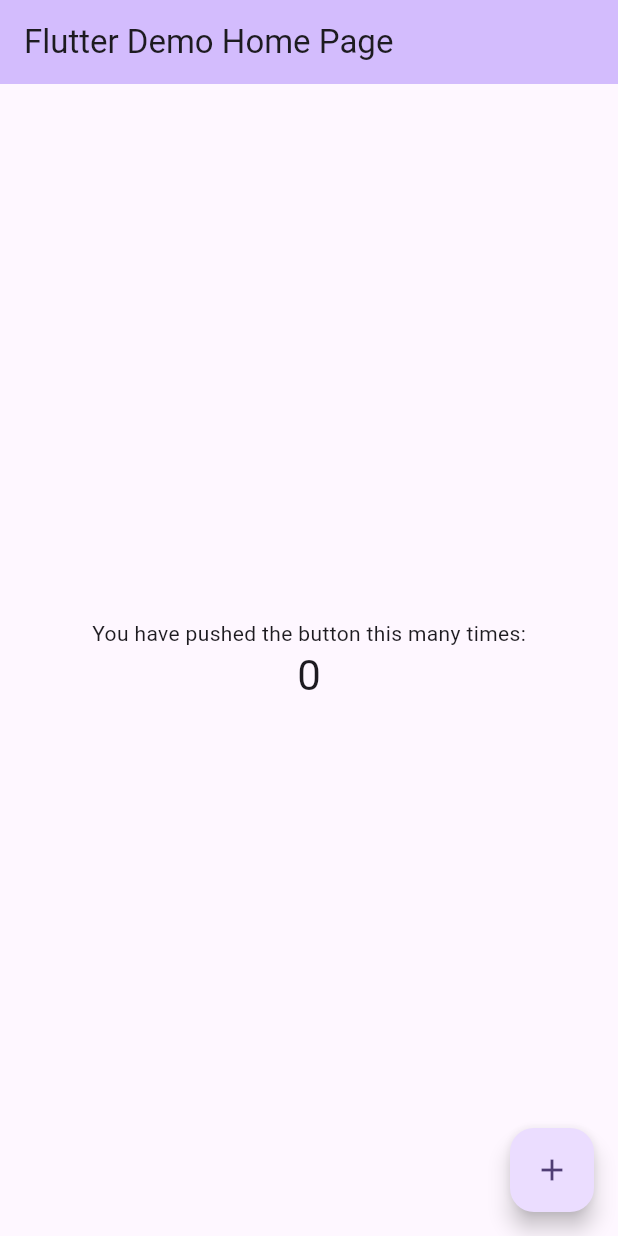
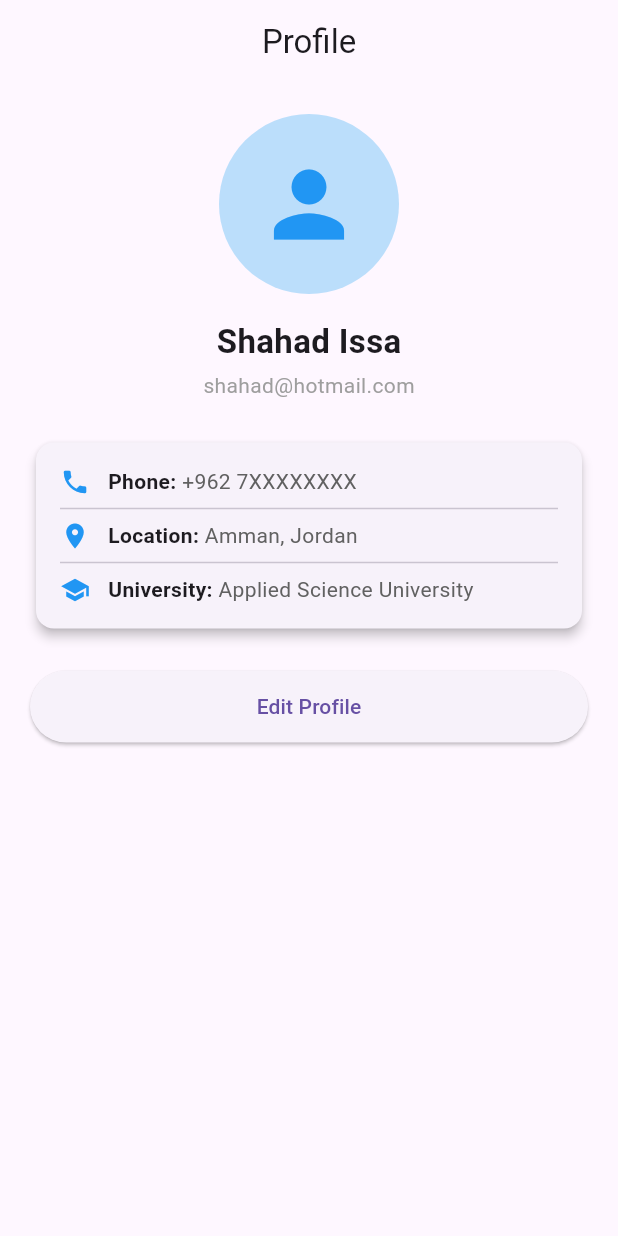
Before and after one commit to shahadbitar/KayanHr, a Flutter app: the screen it shows after launch, on a phone screen of 412 x 824 dp. Run offline on Flutter 3.47's test engine with Material 3 defaults, Android fonts, the phone set to English and light mode, and no system bars; key blocks and very long unbroken strings in the code were emptied for the run.

Commit message:
Add Task_2 Folder

```diff
--- a/task_2/lib/main.dart
+++ b/task_2/lib/main.dart
@@ -1,122 +1,110 @@
 import 'package:flutter/material.dart';
 
 void main() {
-  runApp(const MyApp());
+  runApp(MyApp());
 }
 
 class MyApp extends StatelessWidget {
   const MyApp({super.key});
-
-  // This widget is the root of your application.
   @override
   Widget build(BuildContext context) {
     return MaterialApp(
-      title: 'Flutter Demo',
-      theme: ThemeData(
-        // This is the theme of your application.
-        //
-        // TRY THIS: Try running your application with "flutter run". You'll see
-        // the application has a purple toolbar. Then, without quitting the app,
-        // try changing the seedColor in the colorScheme below to Colors.green
-        // and then invoke "hot reload" (save your changes or press the "hot
-        // reload" button in a Flutter-supported IDE, or press "r" if you used
-        // the command line to start the app).
-        //
-        // Notice that the counter didn't reset back to zero; the application
-        // state is not lost during the reload. To reset the state, use hot
-        // restart instead.
-        //
-        // This works for code too, not just values: Most code changes can be
-        // tested with just a hot reload.
-        colorScheme: .fromSeed(seedColor: Colors.deepPurple),
-      ),
-      home: const MyHomePage(title: 'Flutter Demo Home Page'),
+      home: ProfilePage(),
     );
   }
 }
 
-class MyHomePage extends StatefulWidget {
-  const MyHomePage({super.key, required this.title});
-
-  // This widget is the home page of your application. It is stateful, meaning
-  // that it has a State object (defined below) that contains fields that affect
-  // how it looks.
-
-  // This class is the configuration for the state. It holds the values (in this
-  // case the title) provided by the parent (in this case the App widget) and
-  // used by the build method of the State. Fields in a Widget subclass are
-  // always marked "final".
-
-  final String title;
-
-  @override
-  State<MyHomePage> createState() => _MyHomePageState();
-}
-
-class _MyHomePageState extends State<MyHomePage> {
-  int _counter = 0;
-
-  void _incrementCounter() {
-    setState(() {
-      // This call to setState tells the Flutter framework that something has
-      // changed in this State, which causes it to rerun the build method below
-      // so that the display can reflect the updated values. If we changed
-      // _counter without calling setState(), then the build method would not be
-      // called again, and so nothing would appear to happen.
-      _counter++;
-    });
-  }
-
+class ProfilePage extends StatelessWidget {
   @override
   Widget build(BuildContext context) {
-    // This method is rerun every time setState is called, for instance as done
-    // by the _incrementCounter method above.
-    //
-    // The Flutter framework has been optimized to make rerunning build methods
-    // fast, so that you can just rebuild anything that needs updating rather
-    // than having to individually change instances of widgets.
     return Scaffold(
       appBar: AppBar(
-        // TRY THIS: Try changing the color here to a specific color (to
-        // Colors.amber, perhaps?) and trigger a hot reload to see the AppBar
-        // change color while the other colors stay the same.
-        backgroundColor: Theme.of(context).colorScheme.inversePrimary,
-        // Here we take the value from the MyHomePage object that was created by
-        // the App.build method, and use it to set our appbar title.
-        title: Text(widget.title),
+        title: Text("Profile"),
+        centerTitle: true,
       ),
-      body: Center(
-        // Center is a layout widget. It takes a single child and positions it
-        // in the middle of the parent.
+      body: Padding(
+        padding: EdgeInsets.all(20),
         child: Column(
-          // Column is also a layout widget. It takes a list of children and
-          // arranges them vertically. By default, it sizes itself to fit its
-          // children horizontally, and tries to be as tall as its parent.
-          //
-          // Column has various properties to control how it sizes itself and
-          // how it positions its children. Here we use mainAxisAlignment to
-          // center the children vertically; the main axis here is the vertical
-          // axis because Columns are vertical (the cross axis would be
-          // horizontal).
-          //
-          // TRY THIS: Invoke "debug painting" (choose the "Toggle Debug Paint"
-          // action in the IDE, or press "p" in the console), to see the
-          // wireframe for each widget.
-          mainAxisAlignment: .center,
+          crossAxisAlignment: CrossAxisAlignment.center,
           children: [
-            const Text('You have pushed the button this many times:'),
+            // Profile picture
+            CircleAvatar(
+              radius: 60,
+              backgroundColor: Colors.blue.shade100,
+              child: Icon(Icons.person, size: 70, color: Colors.blue),
+            ),
+            SizedBox(height: 16),
+
+            // Name
             Text(
-              '$_counter',
-              style: Theme.of(context).textTheme.headlineMedium,
+              "Shahad Issa",
+              style: TextStyle(fontSize: 22, fontWeight: FontWeight.bold),
+            ),
+            SizedBox(height: 4),
+
+            // Email
+            Text(
+              "shahad@hotmail.com",
+              style: TextStyle(fontSize: 14, color: Colors.grey),
+            ),
+            SizedBox(height: 24),
+
+            // Info card
+            Card(
+              elevation: 3,
+              shape: RoundedRectangleBorder(
+                borderRadius: BorderRadius.circular(12),
+              ),
+              child: Padding(
+                padding: EdgeInsets.all(16),
+                child: Column(
+                  children: [
+                    _buildInfoRow(Icons.phone, "Phone", "+962 7XXXXXXXX"),
+                    Divider(),
+                    _buildInfoRow(Icons.location_on, "Location", "Amman, Jordan"),
+                    Divider(),
+                    _buildInfoRow(Icons.school, "University", "Applied Science University"),
+                  ],
+                ),
+              ),
+            ),
+            SizedBox(height: 24),
+
+            // Edit button
+            SizedBox(
+              width: double.infinity,
+              child: ElevatedButton(
+                onPressed: () {
+                  print("Edit Profile pressed");
+                },
+                style: ElevatedButton.styleFrom(
+                  padding: EdgeInsets.symmetric(vertical: 14),
+                ),
+                child: Text("Edit Profile"),
+              ),
             ),
           ],
         ),
       ),
-      floatingActionButton: FloatingActionButton(
-        onPressed: _incrementCounter,
-        tooltip: 'Increment',
-        child: const Icon(Icons.add),
-      ),
+    );
+  }
+
+  Widget _buildInfoRow(IconData icon, String label, String value) {
+    return Row(
+      children: [
+        Icon(icon, color: Colors.blue, size: 20),
+        SizedBox(width: 12),
+        Text(
+          "$label: ",
+          style: TextStyle(fontWeight: FontWeight.w600),
+        ),
+        Expanded(
+          child: Text(
+            value,
+            style: TextStyle(color: Colors.grey.shade700),
+          ),
+        ),
+      ],
     );
   }
 }
```
